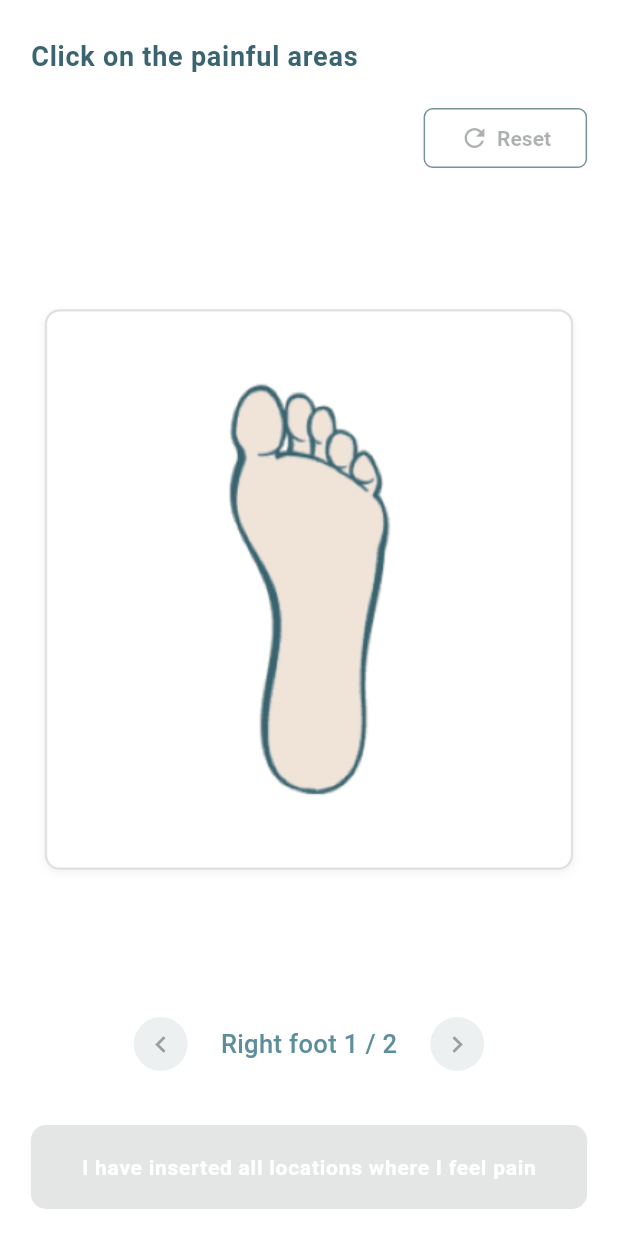
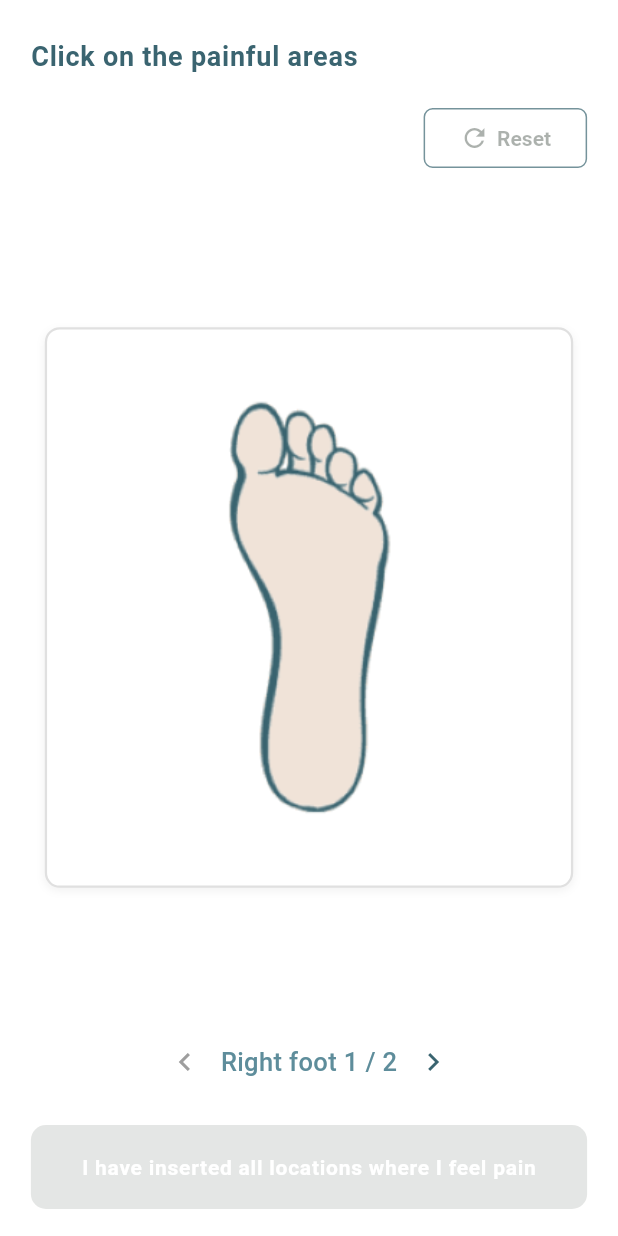
Before and after one commit to guysiman/sensy_patient_app, a Flutter app: the FootMappingScreen screen opened directly with empty values, on a phone screen of 412 x 824 dp. Run offline on Flutter 3.47's test engine with Material 3 defaults, Android fonts, the phone set to English and light mode, and no system bars; our stand-ins replace cloud_firestore, firebase_auth, firebase_core, flutter_blue_plus; missing offline and left inert: app_settings; accounts and stored records are empty.

Commit message:
foot pagination on selection page

```diff
--- a/lib/screens/foot_selection_page.dart
+++ b/lib/screens/foot_selection_page.dart
@@ -12,29 +12,42 @@ class FootMappingScreen extends StatefulWidget {
 }
 
 class _FootMappingScreenState extends State<FootMappingScreen> {
-  bool isLeftFoot = true;
+  final GlobalKey<_FootSelectionWidgetState> _leftFootKey =
+      GlobalKey<_FootSelectionWidgetState>();
+  final GlobalKey<_FootSelectionWidgetState> _rightFootKey =
+      GlobalKey<_FootSelectionWidgetState>();
 
-  /// Track which foot-area IDs are selected (e.g., ["F0", "F2"]).
-  List<String> _selectedAreas = [];
+  bool isLeftFoot = false; // Track which foot is currently displayed
 
-  List<String> get selectedAreas => _selectedAreas;
+  Map<String, List<String>> _selectedAreas = {
+    'left': [],
+    'right': [],
+  };
 
-  set selectedAreas(List<String> value) {
+  Map<String, List<String>> get selectedAreas => _selectedAreas;
+
+  void toggleFoot() {
     setState(() {
-      _selectedAreas = value;
+      isLeftFoot = !isLeftFoot;
     });
   }
 
-  // Create a global key for the foot widget to access its state
-  final GlobalKey<_FootSelectionWidgetState> _footWidgetKey =
-      GlobalKey<_FootSelectionWidgetState>();
+  void updateSelection(List<String> newSelection) {
+    setState(() {
+      _selectedAreas[isLeftFoot ? 'left' : 'right'] = newSelection;
+    });
+  }
 
   void clearAllSelections() {
     setState(() {
-      _selectedAreas = [];
+      _selectedAreas['left'] = [];
+      _selectedAreas['right'] = [];
     });
-    // Clear selection in the foot widget
-    _footWidgetKey.currentState?.clearSelection();
+    if (isLeftFoot) {
+      _leftFootKey.currentState?.clearSelection();
+    } else {
+      _rightFootKey.currentState?.clearSelection();
+    }
   }
 
   @override
@@ -72,7 +85,8 @@ class _FootMappingScreenState extends State<FootMappingScreen> {
             child: Align(
               alignment: Alignment.centerRight,
               child: OutlinedButton(
-                onPressed: _selectedAreas.isNotEmpty
+                onPressed:
+                    _selectedAreas[isLeftFoot ? 'left' : 'right']!.isNotEmpty
                         ? () {
                             clearAllSelections();
                           }
@@ -147,10 +161,13 @@ class _FootMappingScreenState extends State<FootMappingScreen> {
                       ],
                     ),
                     child: FootSelectionWidget(
-                      key: _footWidgetKey,
+                      initialSelection:
+                          _selectedAreas[isLeftFoot ? 'left' : 'right']!,
+                      key: isLeftFoot ? _leftFootKey : _rightFootKey,
                       onSelectionChanged: (List<String> newSelection) {
                         setState(() {
-                          _selectedAreas = newSelection;
+                          _selectedAreas[isLeftFoot ? 'left' : 'right'] =
+                              newSelection;
                         });
                       },
                     ),
@@ -161,50 +178,27 @@ class _FootMappingScreenState extends State<FootMappingScreen> {
           ),
 
           // Foot pagination
-          Container(
-            padding:
-                const EdgeInsets.symmetric(vertical: 18.0), // Slightly larger
-            child: Row(
+          Row(
             mainAxisAlignment: MainAxisAlignment.center,
             children: [
-                Container(
-                  width: 36, // Slightly larger
-                  height: 36, // Slightly larger
-                  decoration: BoxDecoration(
-                    color: const Color(0xFFECF0F1),
-                    shape: BoxShape.circle,
+              IconButton(
+                icon: Icon(Icons.chevron_left,
+                    color: isLeftFoot ? Color(0xFF3A6470) : Colors.grey),
+                onPressed: isLeftFoot ? toggleFoot : null,
               ),
-                  child: Icon(
-                    Icons.chevron_left,
-                    color: Colors.grey,
-                    size: 22, // Slightly larger
+              Text(
+                isLeftFoot ? "Left foot 2 / 2" : "Right foot 1 / 2",
+                style: TextStyle(
+                    color: Color(0xFF5E8D9B),
+                    fontWeight: FontWeight.w500,
+                    fontSize: 17),
               ),
-                ),
-                const SizedBox(width: 22), // Slightly larger
-                Text(
-                  "Right foot 1 / 2",
-                  style: TextStyle(
-                    color: const Color(0xFF5E8D9B),
-                    fontWeight: FontWeight.w500,
-                    fontSize: 17, // Slightly larger
-                  ),
-                ),
-                const SizedBox(width: 22), // Slightly larger
-                Container(
-                  width: 36, // Slightly larger
-                  height: 36, // Slightly larger
-                  decoration: BoxDecoration(
-                    color: const Color(0xFFECF0F1),
-                    shape: BoxShape.circle,
-                  ),
-                  child: Icon(
-                    Icons.chevron_right,
-                    color: Colors.grey,
-                    size: 22, // Slightly larger
-                  ),
+              IconButton(
+                icon: Icon(Icons.chevron_right,
+                    color: !isLeftFoot ? Color(0xFF3A6470) : Colors.grey),
+                onPressed: !isLeftFoot ? toggleFoot : null,
               ),
             ],
-            ),
           ),
 
           // Confirmation button
@@ -219,7 +213,10 @@ class _FootMappingScreenState extends State<FootMappingScreen> {
                 ),
                 padding: EdgeInsets.symmetric(vertical: 18), // Slightly larger
               ),
-              onPressed: _selectedAreas.isNotEmpty ? widget.onContinue : null,
+              onPressed: (selectedAreas['left']!.isNotEmpty ||
+                      selectedAreas['right']!.isNotEmpty)
+                  ? widget.onContinue
+                  : null,
               child: Text(
                 "I have inserted all locations where I feel pain",
                 style: Theme.of(context)
--- a/lib/screens/main_page.dart
+++ b/lib/screens/main_page.dart
@@ -1,8 +1,8 @@
 import 'package:flutter/material.dart';
 import '../widgets/sensy_app_header.dart'; // Import the header we just created
 import '../modals/connection_status_popup.dart';
-import 'Foot_Selection_Screen.dart';
 import 'Session_screen.dart';
+import 'foot_selection_page.dart';
 
 class MainPage extends StatefulWidget {
   const MainPage({Key? key}) : super(key: key);
```
Lines whose indentation alone changed are shown as unchanged.
